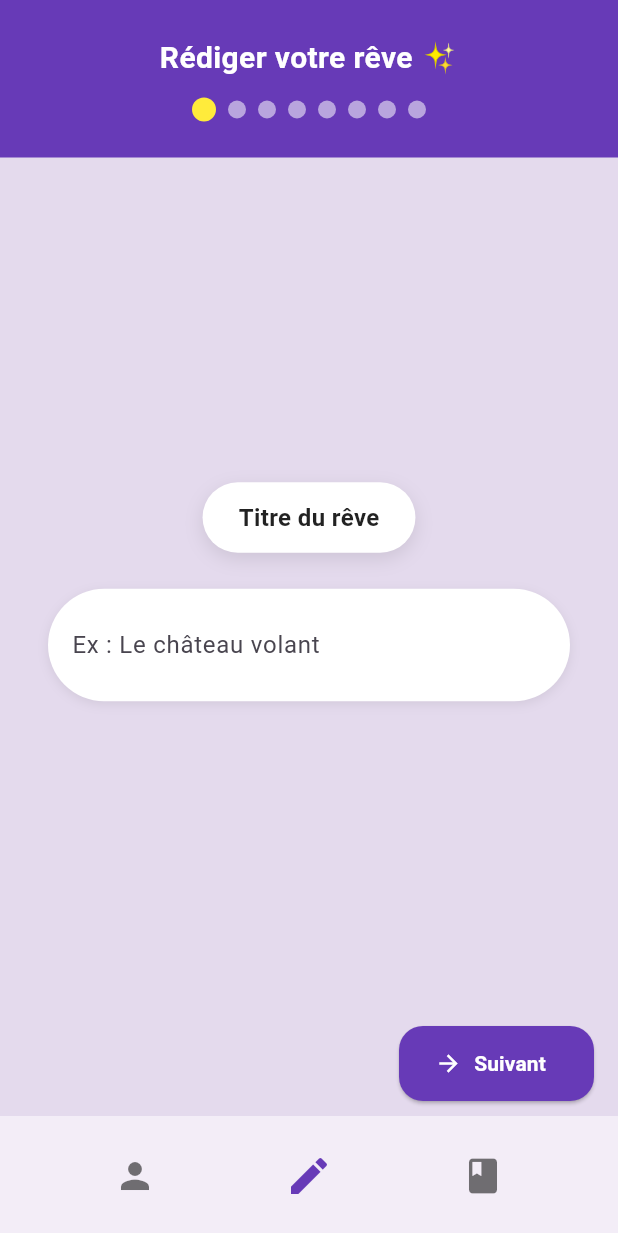
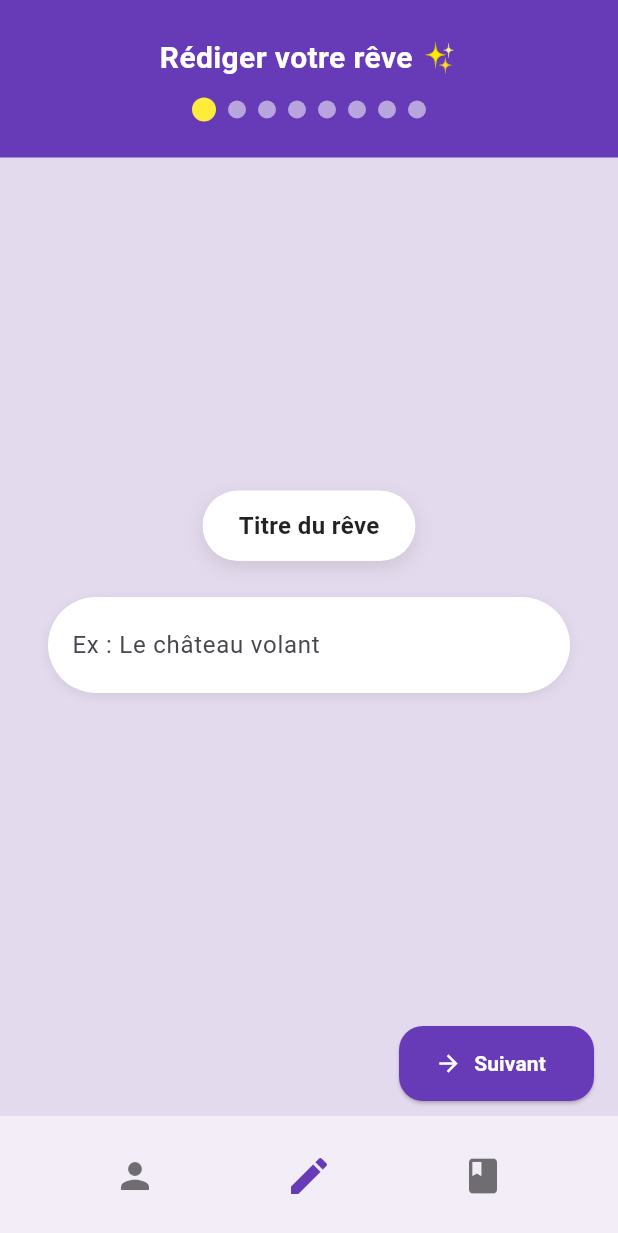
Before and after one commit to Xantos07/Revato-Flutter, a Flutter app: the HomeScaffold screen opened by its route, on a phone screen of 412 x 824 dp. Shown: the top 1233 px of the screen. Run offline on Flutter 3.47's test engine with Material 3 defaults, Android fonts, the phone set to English and light mode, and no system bars; our stand-ins replace flutter_secure_storage; accounts and stored records are empty.

```diff
--- a/app/lib/widgets/step_page.dart
+++ b/app/lib/widgets/step_page.dart
@@ -53,8 +53,28 @@ class StepPage extends StatelessWidget {
 
               const SizedBox(height: 24),
               isList
-                  ? ChampTextList(hint: hint,initialList: initialList, onListChanged: onListChanged,   chipColor: chipColor ?? Colors.deepPurple)
-                  : ChampTexte(hint: hint, initialValue: initialValue, isLong: isLongText,onChanged: onChanged),
+                  ? ChampTextList(
+                hint: hint,
+                onListChanged: onListChanged,
+                initialList: initialList,
+                  chipColor: chipColor ?? Colors.deepPurple
+              )
+                  : isLongText
+                  ? Expanded(
+                child: ChampTexte(
+                  hint: hint,
+                  initialValue: initialValue,
+                  isLong: true,
+                  onChanged: onChanged,
+                ),
+              )
+                  : ChampTexte(
+                hint: hint,
+                initialValue: initialValue,
+                isLong: false,
+                onChanged: onChanged,
+              ),
+
 
             ],
           ),
--- a/app/lib/widgets/text_field.dart
+++ b/app/lib/widgets/text_field.dart
@@ -1,6 +1,5 @@
 import 'package:flutter/material.dart';
 
-/// Champ texte stylé, avec option de suffix widget (bouton, icône…)
 class ChampTexte extends StatelessWidget {
   final String hint;
   final bool isLong;
@@ -8,7 +7,6 @@ class ChampTexte extends StatelessWidget {
   final TextEditingController? controller;
   final Widget? suffix;
   final void Function(String)? onChanged;
-
 
   const ChampTexte({
     Key? key,
@@ -22,39 +20,53 @@ class ChampTexte extends StatelessWidget {
 
   @override
   Widget build(BuildContext context) {
-
     final effectiveController = controller ?? TextEditingController(text: initialValue ?? '');
 
-
     return Container(
-      height: isLong ? 400 : 75,
-      padding: const EdgeInsets.symmetric(horizontal: 16),
+      padding: const EdgeInsets.symmetric(horizontal: 16, vertical: 8),
       decoration: BoxDecoration(
         color: Colors.white,
-        borderRadius: BorderRadius.circular(50),
+        borderRadius: isLong ? BorderRadius.circular(16) : BorderRadius.circular(50),
         boxShadow: [
           BoxShadow(
-            color: Colors.black.withAlpha((0.08 * 255).round()),
+            color: Colors.black.withOpacity(0.08),
             blurRadius: 6,
             offset: const Offset(0, 2),
-          )
+          ),
         ],
       ),
       child: Row(
+        crossAxisAlignment: isLong ? CrossAxisAlignment.start : CrossAxisAlignment.center,
         children: [
           Expanded(
-            child: TextField(
+            child: isLong
+                ? ConstrainedBox(
+              constraints: const BoxConstraints(minHeight: 150, maxHeight: 300),
+              child: Scrollbar(
+                child: SingleChildScrollView(
+                  child: TextField(
+                    onChanged: onChanged,
+                    controller: effectiveController,
+                    maxLines: null,
+                    keyboardType: TextInputType.multiline,
+                    decoration: InputDecoration(
+                      hintText: hint,
+                      border: InputBorder.none,
+                    ),
+                  ),
+                ),
+              ),
+            )
+                : TextField(
               onChanged: onChanged,
               controller: effectiveController,
-              maxLines: isLong ? 14 : 1,
+              maxLines: 1,
               decoration: InputDecoration(
                 hintText: hint,
                 border: InputBorder.none,
               ),
             ),
           ),
-
-          // Si on a passé un suffix, on l'affiche dedans :
           if (suffix != null) suffix!,
         ],
       ),
```
Also changed, not shown: app/lib/views/dream_detail_page.dart (+106 -54 lines), app/lib/widgets/header_filtered_dream.dart (+52 -15 lines).
